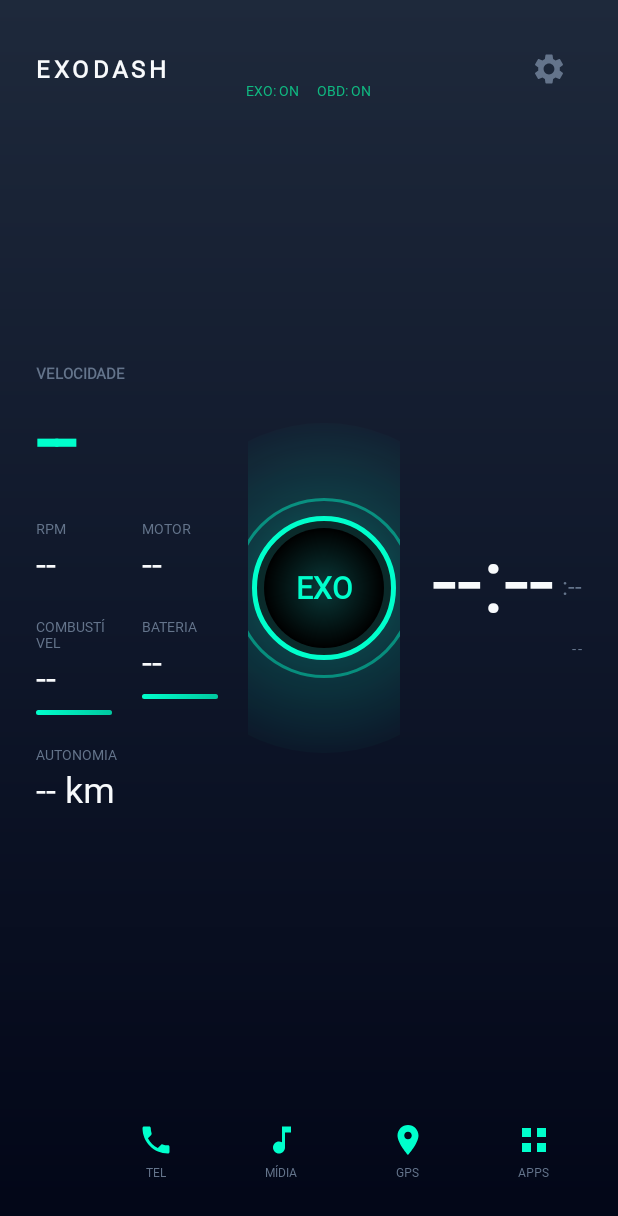
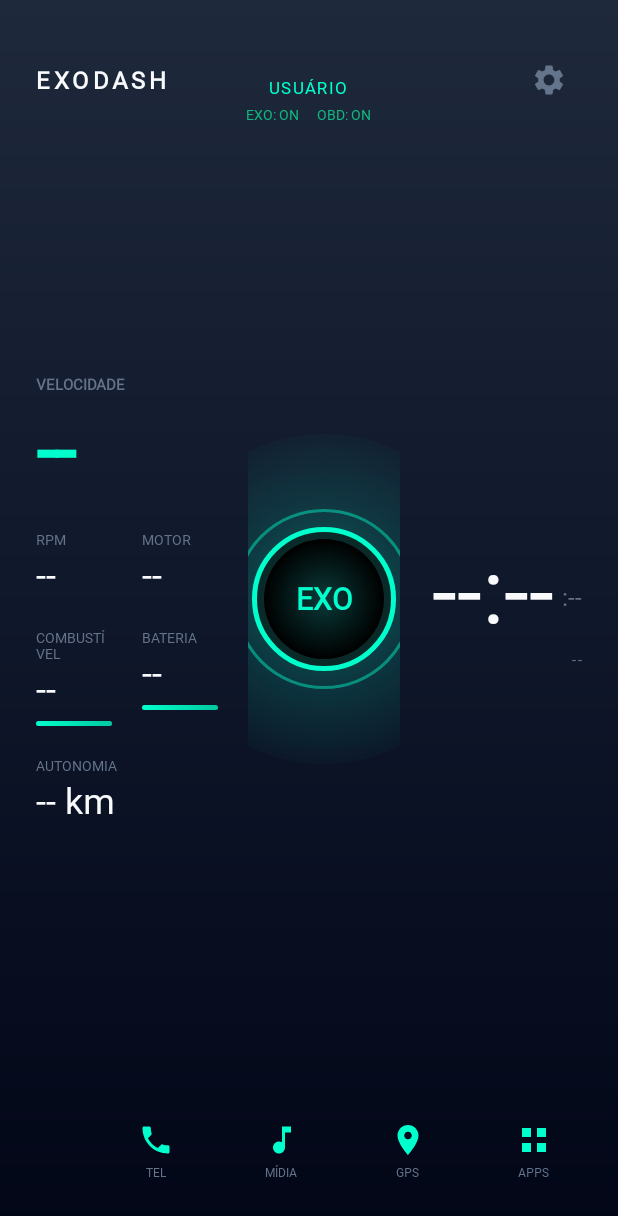
Before and after one commit to lexpaker-arch/EXODASH--Local, an Android app: the layout activity_main.xml on its own in the app's theme, with its tools: preview values and no code run, on a phone screen of 412 x 824 dp. Shown: the top 1216 px of the screen. Run offline under Robolectric (Android 15) with nearby library versions, the phone set to English and light mode, and no system bars.

Commit message:
Atualização via BOSS AI

```diff
--- a/app/src/main/res/layout/activity_main.xml
+++ b/app/src/main/res/layout/activity_main.xml
@@ -40,6 +40,16 @@ android:textSize="18sp"
 android:fontFamily="@font/inter_regular"
 android:textStyle="bold"
 android:letterSpacing="0.1" />
+<TextView
+android:id="@+id/statusUser"
+android:layout_width="wrap_content"
+android:layout_height="wrap_content"
+android:text="USUÁRIO"
+android:textColor="#00FFCC"
+android:textSize="11sp"
+android:fontFamily="@font/roboto_mono"
+android:letterSpacing="0.08"
+android:layout_marginTop="2dp" />
 <LinearLayout
 android:layout_width="wrap_content"
 android:layout_height="wrap_content"
@@ -64,7 +74,6 @@ android:textSize="9sp"
 android:fontFamily="@font/roboto_mono" />
 </LinearLayout>
 <TextView android:id="@+id/carroSub" android:layout_width="0dp" android:layout_height="0dp" android:visibility="gone" />
-<TextView android:id="@+id/statusUser" android:layout_width="0dp" android:layout_height="0dp" android:visibility="gone" />
 </LinearLayout>
 
 <LinearLayout
```
